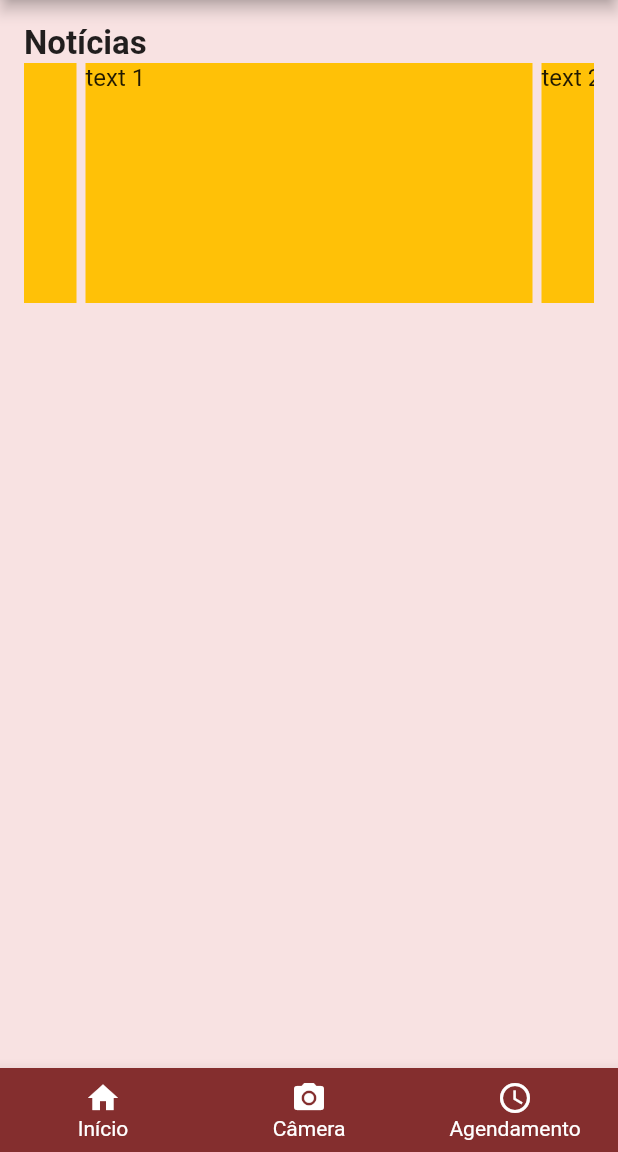
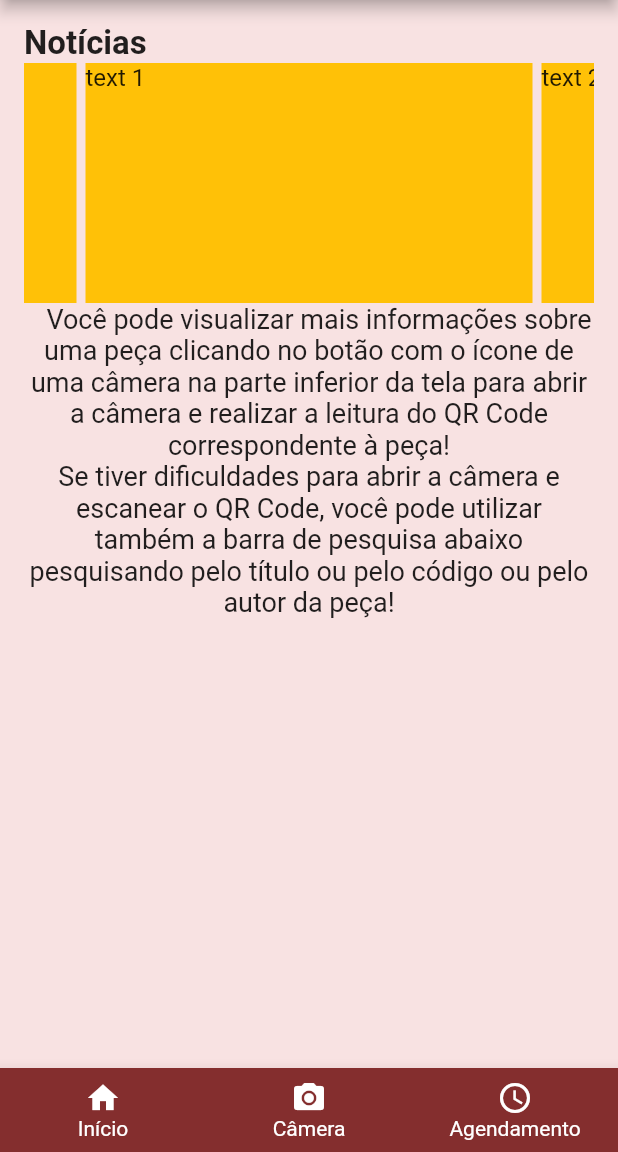
Before and after one commit to Vitorhoj/MUSEAR-App, a Flutter app: the screen it shows after launch, on a phone screen of 412 x 824 dp, the part 84-1236 px from its top. Run offline on Flutter 3.47's test engine with Material 2 defaults, Android fonts, the phone set to English and light mode, and no system bars; drawn by our look-alikes of carousel_slider.

Commit message:
Adding a Text in HomeScreen body.

```diff
--- a/lib/main.dart
+++ b/lib/main.dart
@@ -133,7 +133,14 @@ class _MyHomeScreenState extends State<MyHomeScreen> {
                   },
                   );
                 }).toList(),
-              ),],
+              ),
+              const Text(
+              """   Você pode visualizar mais informações sobre uma peça clicando no botão com o ícone de uma câmera na parte inferior da tela para abrir a câmera e realizar a leitura do QR Code correspondente à peça!
+Se tiver dificuldades para abrir a câmera e escanear o QR Code, você pode utilizar também a barra de pesquisa abaixo pesquisando pelo título ou pelo código ou pelo autor da peça!""",
+              textAlign: TextAlign.center,
+              style: TextStyle(fontSize: 18),
+            ),
+          ],
           ),
         ),
       bottomNavigationBar: BottomNavigationBar(
```
